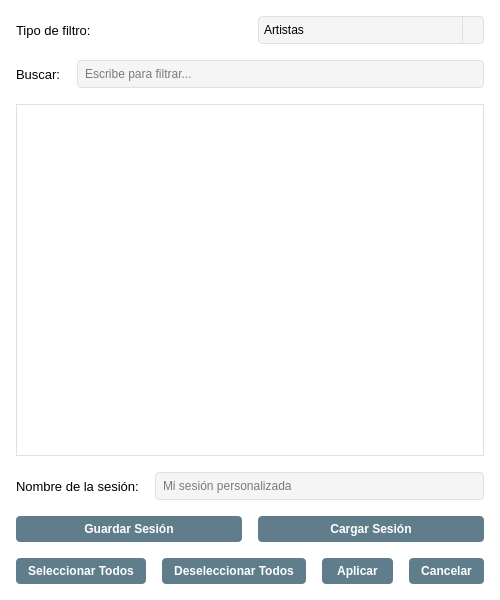
Before: the Qt Designer form ui/jaangle/jaangle_session_filter_dialog.ui in volteret4/mfuz, drawn with Qt 5.
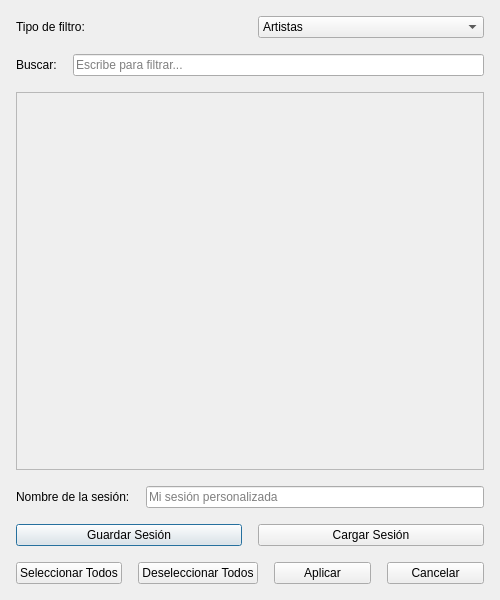
After: the same form once the commit is applied. Icons and pictures are not drawn.

Commit message: JAANGLE ajustes avanzanzados en diálogo y con más opciones MAIN permite arrastrar tabs de módulos

Patch:
```diff
--- a/ui/jaangle/jaangle_session_filter_dialog.ui
+++ b/ui/jaangle/jaangle_session_filter_dialog.ui
@@ -20,85 +20,7 @@
    <string>Filtros de Sesión</string>
   </property>
   <property name="styleSheet">
-   <string notr="true">QDialog {
-	background-color: #FFFFFF;
-}
-
-QLabel {
-	font-family: 'Segoe UI', Arial, sans-serif;
-	font-size: 10pt;
-}
-
-QLineEdit, QComboBox {
-	border: 1px solid #E0E0E0;
-	border-radius: 4px;
-	padding: 5px;
-	background-color: #F5F5F5;
-}
-
-QLineEdit:focus, QComboBox:focus {
-	border: 1px solid #78909C;
-	background-color: #FFFFFF;
-}
-
-QComboBox::drop-down {
-	border: none;
-	border-left: 1px solid #E0E0E0;
-	width: 20px;
-}
-
-QComboBox::down-arrow {
-	image: url(icons/down_arrow.png);
-	width: 12px;
-	height: 12px;
-}
-
-QPushButton {
-	background-color: #607D8B;
-	color: white;
-	border: none;
-	border-radius: 4px;
-	padding: 6px 12px;
-	font-weight: bold;
-}
-
-QPushButton:hover {
-	background-color: #78909C;
-}
-
-QPushButton:pressed {
-	background-color: #546E7A;
-}
-
-QCheckBox {
-	spacing: 8px;
-}
-
-QCheckBox::indicator {
-	width: 18px;
-	height: 18px;
-}
-
-QCheckBox::indicator:unchecked {
-	border: 2px solid #B0BEC5;
-	background-color: #FFFFFF;
-	border-radius: 3px;
-}
-
-QCheckBox::indicator:checked {
-	border: 2px solid #607D8B;
-	background-color: #607D8B;
-	border-radius: 3px;
-}
-
-QScrollArea {
-	border: 1px solid #E0E0E0;
-	background-color: #FFFFFF;
-}
-
-QWidget#scrollAreaContent {
-	background-color: #FFFFFF;
-}</string>
+   <string notr="true"/>
   </property>
   <layout class="QVBoxLayout" name="verticalLayout">
    <property name="spacing">
@@ -183,7 +105,7 @@
         <x>0</x>
         <y>0</y>
         <width>466</width>
-        <height>392</height>
+        <height>356</height>
        </rect>
       </property>
       <property name="objectName">
```
Left out of the diff: 4 changed lines with no effect on the pictures. The commit also changes 5 other files.
